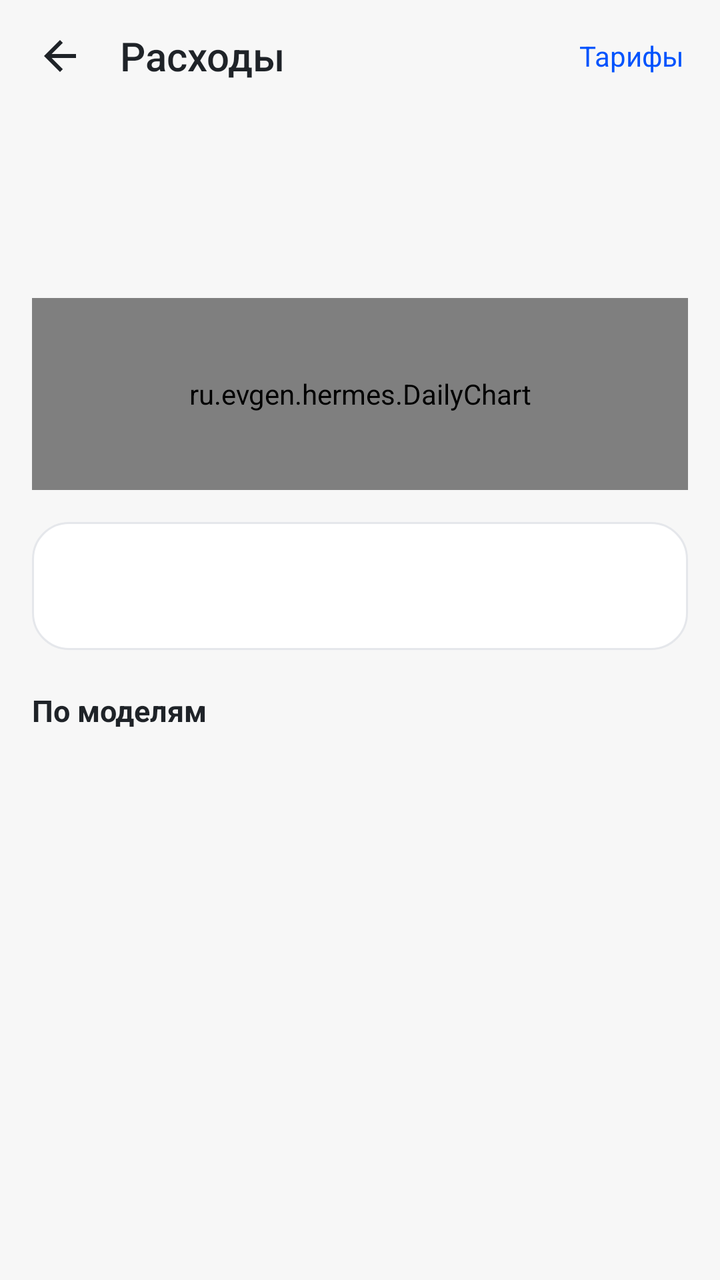
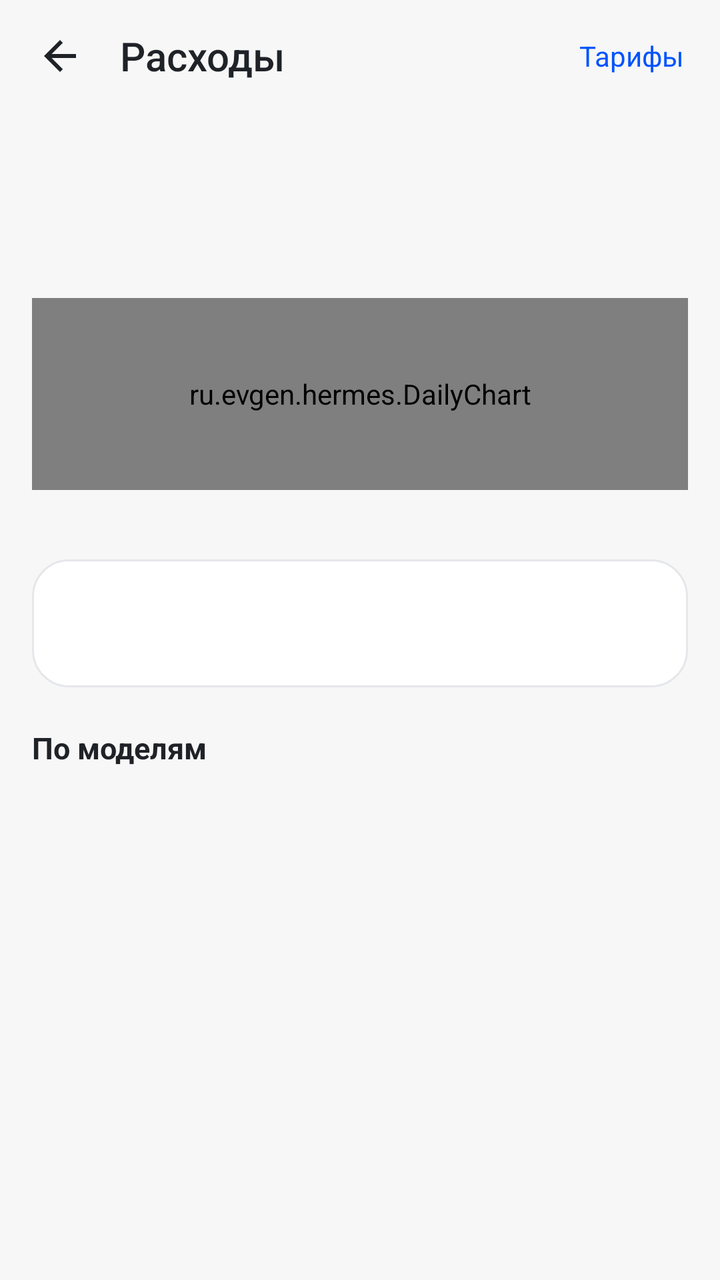

Compare the two renders of this Android layout. The source of the first and the diff that turns it into the second are given below.
<!-- AndroidManifest.xml: activity theme Theme.Hermes -->
<!-- res/layout/activity_expenses.xml -->
<?xml version="1.0" encoding="utf-8"?>
<LinearLayout xmlns:android="http://schemas.android.com/apk/res/android"
    android:layout_width="match_parent"
    android:layout_height="match_parent"
    android:background="@color/app_bg"
    android:orientation="vertical">

    <LinearLayout
        android:layout_width="match_parent"
        android:layout_height="56dp"
        android:gravity="center_vertical"
        android:orientation="horizontal"
        android:paddingStart="8dp"
        android:paddingEnd="8dp">

        <ImageButton
            android:id="@+id/btnBack"
            android:layout_width="44dp"
            android:layout_height="44dp"
            android:background="?android:attr/selectableItemBackgroundBorderless"
            android:contentDescription="@string/back"
            android:src="@drawable/ic_back"
            android:tint="@color/text_primary" />

        <TextView
            android:layout_width="0dp"
            android:layout_height="wrap_content"
            android:layout_marginStart="8dp"
            android:layout_weight="1"
            android:fontFamily="sans-serif-medium"
            android:text="@string/expenses"
            android:textColor="@color/text_primary"
            android:textSize="20sp" />

        <TextView
            android:id="@+id/btnPrices"
            android:layout_width="wrap_content"
            android:layout_height="40dp"
            android:background="?android:attr/selectableItemBackgroundBorderless"
            android:gravity="center"
            android:paddingStart="10dp"
            android:paddingEnd="10dp"
            android:text="@string/expenses_prices"
            android:textColor="@color/accent"
            android:textSize="14sp" />
    </LinearLayout>

    
    <LinearLayout
        android:id="@+id/periods"
        android:layout_width="wrap_content"
        android:layout_height="wrap_content"
        android:layout_marginStart="16dp"
        android:layout_marginEnd="16dp"
        android:orientation="horizontal" />

    <ScrollView
        android:layout_width="match_parent"
        android:layout_height="0dp"
        android:layout_weight="1"
        android:fillViewport="true">

        <LinearLayout
            android:layout_width="match_parent"
            android:layout_height="wrap_content"
            android:orientation="vertical"
            android:paddingStart="16dp"
            android:paddingTop="12dp"
            android:paddingEnd="16dp"
            android:paddingBottom="24dp">

            
            <TextView
                android:id="@+id/total"
                android:layout_width="wrap_content"
                android:layout_height="wrap_content"
                android:textColor="@color/text_primary"
                android:textSize="34sp"
                android:textStyle="bold" />

            <TextView
                android:id="@+id/subtitle"
                android:layout_width="match_parent"
                android:layout_height="wrap_content"
                android:layout_marginTop="2dp"
                android:textColor="@color/text_secondary"
                android:textSize="13sp" />

            <ru.evgen.hermes.DailyChart
                android:id="@+id/chart"
                android:layout_width="match_parent"
                android:layout_height="96dp"
                android:layout_marginTop="16dp" />

            
            <LinearLayout
                android:layout_width="match_parent"
                android:layout_height="wrap_content"
                android:layout_marginTop="16dp"
                android:background="@drawable/bg_chip"
                android:orientation="vertical"
                android:padding="12dp">

                <TextView
                    android:id="@+id/tokens"
                    android:layout_width="match_parent"
                    android:layout_height="wrap_content"
                    android:lineSpacingExtra="4dp"
                    android:textColor="@color/text_primary"
                    android:textSize="13sp" />

                <TextView
                    android:id="@+id/cacheNote"
                    android:layout_width="match_parent"
                    android:layout_height="wrap_content"
                    android:layout_marginTop="6dp"
                    android:textColor="@color/text_secondary"
                    android:textSize="12sp" />
            </LinearLayout>

            <TextView
                android:layout_width="match_parent"
                android:layout_height="wrap_content"
                android:layout_marginTop="20dp"
                android:text="@string/expenses_by_model"
                android:textColor="@color/text_primary"
                android:textSize="15sp"
                android:textStyle="bold" />

            <LinearLayout
                android:id="@+id/models"
                android:layout_width="match_parent"
                android:layout_height="wrap_content"
                android:layout_marginTop="4dp"
                android:orientation="vertical" />

            <TextView
                android:id="@+id/status"
                android:layout_width="match_parent"
                android:layout_height="wrap_content"
                android:layout_marginTop="12dp"
                android:lineSpacingExtra="3dp"
                android:textColor="@color/text_secondary"
                android:textSize="12sp" />
        </LinearLayout>
    </ScrollView>
</LinearLayout>
<!-- resources referenced by this layout -->
<resources>
  <color name="accent">#0053fd</color>
  <color name="app_bg">#f7f7f7</color>
  <color name="text_primary">#1f2328</color>
  <color name="text_secondary">#6b7280</color>
  <!-- drawable bg_chip (drawable) -->
  <?xml version="1.0" encoding="utf-8"?>
  <shape xmlns:android="http://schemas.android.com/apk/res/android" android:shape="rectangle">
      <solid android:color="@color/card_bg" />
      <corners android:radius="18dp" />
      <stroke android:width="1dp" android:color="@color/divider" />
  </shape>
  <!-- drawable ic_back (drawable) -->
  <vector xmlns:android="http://schemas.android.com/apk/res/android"
      android:width="24dp"
      android:height="24dp"
      android:viewportWidth="24"
      android:viewportHeight="24"
      android:tint="@color/text_primary">
      <path
          android:fillColor="#FF000000"
          android:pathData="M20,11H7.83l5.59,-5.59L12,4l-8,8 8,8 1.41,-1.41L7.83,13H20v-2z" />
  </vector>
  <string name="back">Назад</string>
  <string name="expenses">Расходы</string>
  <string name="expenses_by_model">По моделям</string>
  <string name="expenses_prices">Тарифы</string>
  <style name="Theme.Hermes" parent="@android:style/Theme.Material.Light.NoActionBar">
          <item name="android:windowBackground">@color/splash_bg</item>
          <item name="android:statusBarColor">@color/splash_bg</item>
          <item name="android:navigationBarColor">@color/splash_bg</item>
          <item name="android:windowLightStatusBar">true</item>
          <item name="android:windowLightNavigationBar">true</item>
      </style>
  <color name="card_bg">#ffffff</color>
  <color name="divider">#e5e7eb</color>
  <color name="splash_bg">#f7f7f7</color>
</resources>

<!-- the commit's change to res/layout/activity_expenses.xml (unified diff, before → after) -->
@@ -92,6 +92,14 @@
                 android:layout_height="96dp"
                 android:layout_marginTop="16dp" />
 
+            <TextView
+                android:id="@+id/chartNote"
+                android:layout_width="match_parent"
+                android:layout_height="wrap_content"
+                android:layout_marginTop="4dp"
+                android:textColor="@color/text_secondary"
+                android:textSize="11sp" />
+
             
             <LinearLayout
                 android:layout_width="match_parent"
